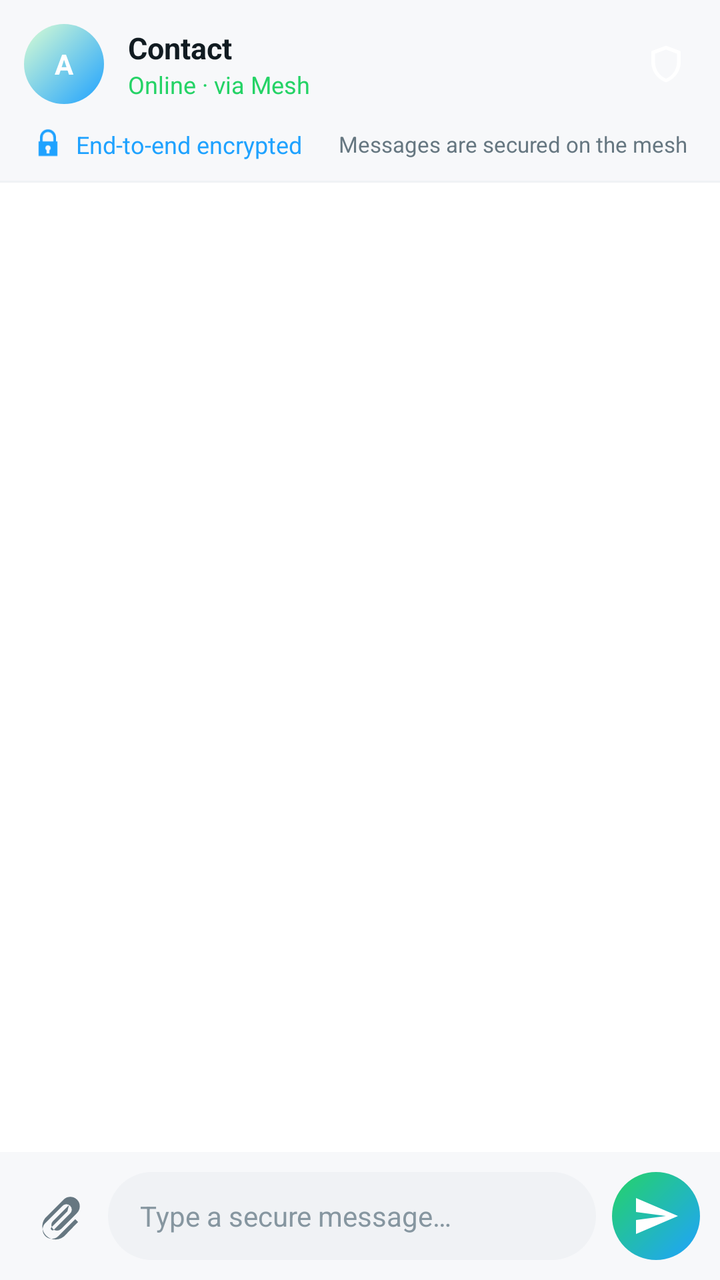
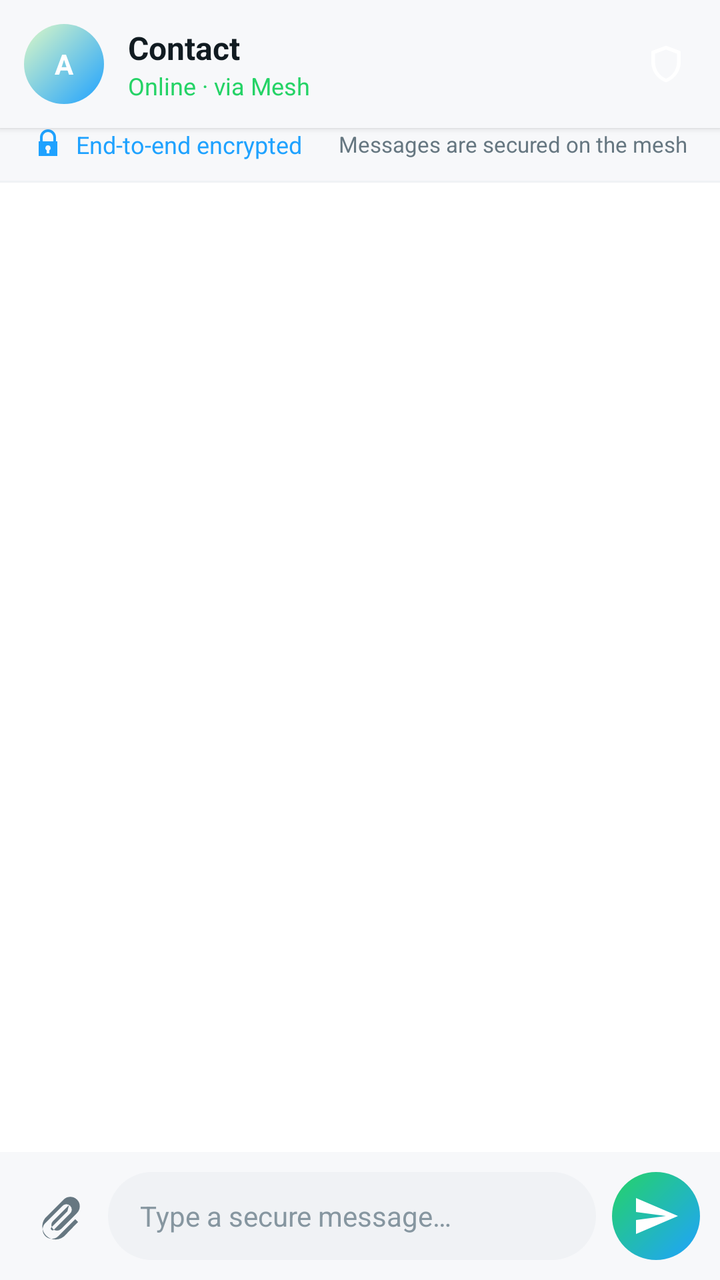

Compare the two renders of this Android layout. The source of the first and the diff that turns it into the second are given below.
<!-- AndroidManifest.xml: application theme Theme.TharMesh -->
<!-- res/layout/activity_chat.xml -->
<?xml version="1.0" encoding="utf-8"?>
<LinearLayout xmlns:android="http://schemas.android.com/apk/res/android"
    android:layout_width="match_parent"
    android:layout_height="match_parent"
    android:background="@drawable/bg_screen_gradient"
    android:orientation="vertical"
    android:fitsSystemWindows="true">

    
    <LinearLayout
        android:layout_width="match_parent"
        android:layout_height="wrap_content"
        android:background="?attr/tmBg2"
        android:gravity="center_vertical"
        android:orientation="horizontal"
        android:paddingStart="12dp"
        android:paddingEnd="16dp"
        android:paddingTop="12dp"
        android:paddingBottom="12dp">

        <TextView
            android:id="@+id/text_chat_avatar"
            android:layout_width="40dp"
            android:layout_height="40dp"
            android:background="@drawable/bg_avatar"
            android:gravity="center"
            android:text="A"
            android:textColor="@android:color/white"
            android:textStyle="bold" />

        <LinearLayout
            android:layout_width="0dp"
            android:layout_height="wrap_content"
            android:layout_marginStart="12dp"
            android:layout_weight="1"
            android:orientation="vertical">

            <TextView
                android:id="@+id/text_chat_title"
                style="@style/Text.H3"
                android:layout_width="match_parent"
                android:layout_height="wrap_content"
                android:maxLines="1"
                android:ellipsize="end"
                android:text="Contact" />

            <TextView
                android:id="@+id/text_top_status"
                style="@style/Text.Caption"
                android:layout_width="match_parent"
                android:layout_height="wrap_content"
                android:textColor="?attr/tmNeonGreen"
                android:text="@string/chat_header_offline" />
        </LinearLayout>

        <ImageView
            android:id="@+id/icon_chat_shield"
            android:layout_width="22dp"
            android:layout_height="22dp"
            android:src="@drawable/ic_shield_outline"
            android:contentDescription="@string/cd_shield_tofu" />
    </LinearLayout>

    
    <LinearLayout
        android:layout_width="match_parent"
        android:layout_height="wrap_content"
        android:background="?attr/tmBg2"
        android:gravity="center_vertical"
        android:orientation="horizontal"
        android:paddingStart="16dp"
        android:paddingEnd="16dp"
        android:paddingBottom="10dp">

        <ImageView
            android:layout_width="16dp"
            android:layout_height="16dp"
            android:src="@drawable/ic_lock" />

        <TextView
            style="@style/Text.Caption"
            android:layout_width="0dp"
            android:layout_height="wrap_content"
            android:layout_marginStart="6dp"
            android:layout_weight="1"
            android:text="@string/chat_header_encrypted"
            android:textColor="?attr/tmNeonCyan" />

        <TextView
            style="@style/Text.Caption"
            android:layout_width="wrap_content"
            android:layout_height="wrap_content"
            android:text="@string/chat_header_encrypted_sub"
            android:textColor="?attr/tmTextSecondary"
            android:textSize="11sp" />
    </LinearLayout>

    <View
        android:layout_width="match_parent"
        android:layout_height="1dp"
        android:background="?attr/tmStrokeSoft" />

    <androidx.recyclerview.widget.RecyclerView
        android:id="@+id/recycler_messages"
        android:layout_width="match_parent"
        android:layout_height="0dp"
        android:layout_weight="1"
        android:clipToPadding="false"
        android:paddingTop="8dp"
        android:paddingBottom="8dp" />

    <LinearLayout
        android:id="@+id/reply_bar"
        android:layout_width="match_parent"
        android:layout_height="wrap_content"
        android:background="?attr/tmBg2"
        android:orientation="horizontal"
        android:paddingStart="12dp"
        android:paddingEnd="8dp"
        android:paddingTop="8dp"
        android:paddingBottom="8dp"
        android:visibility="gone">

        <View
            android:layout_width="3dp"
            android:layout_height="match_parent"
            android:background="?attr/tmNeonCyan" />

        <LinearLayout
            android:layout_width="0dp"
            android:layout_height="wrap_content"
            android:layout_weight="1"
            android:orientation="vertical"
            android:paddingStart="10dp"
            android:paddingEnd="8dp">

            <TextView
                android:id="@+id/reply_bar_author"
                android:layout_width="wrap_content"
                android:layout_height="wrap_content"
                android:textColor="?attr/tmNeonCyan"
                android:textSize="12sp"
                android:textStyle="bold"
                android:text="@string/chat_reply_to" />

            <TextView
                android:id="@+id/reply_bar_preview"
                android:layout_width="match_parent"
                android:layout_height="wrap_content"
                android:maxLines="2"
                android:ellipsize="end"
                android:textColor="?attr/tmTextSecondary"
                android:textSize="13sp" />
        </LinearLayout>

        <ImageButton
            android:id="@+id/reply_bar_close"
            android:layout_width="36dp"
            android:layout_height="36dp"
            android:background="@android:color/transparent"
            android:contentDescription="@string/chat_cancel_reply"
            android:src="@drawable/ic_close" />
    </LinearLayout>

    
    <LinearLayout
        android:layout_width="match_parent"
        android:layout_height="wrap_content"
        android:background="?attr/tmBg2"
        android:gravity="center_vertical"
        android:orientation="horizontal"
        android:padding="10dp">

        <ImageButton
            android:id="@+id/button_attach"
            android:layout_width="40dp"
            android:layout_height="40dp"
            android:background="@android:color/transparent"
            android:contentDescription="@string/chat_attach"
            android:src="@drawable/ic_attach" />

        <EditText
            android:id="@+id/edit_message"
            android:layout_width="0dp"
            android:layout_height="44dp"
            android:layout_marginStart="4dp"
            android:layout_marginEnd="8dp"
            android:layout_weight="1"
            android:background="@drawable/bg_input"
            android:hint="@string/hint_message"
            android:inputType="textMultiLine|textCapSentences"
            android:maxLines="4"
            android:paddingStart="16dp"
            android:paddingEnd="16dp"
            android:textColor="?attr/tmTextPrimary"
            android:textColorHint="?attr/tmTextMuted"
            android:textSize="14sp" />

        <ImageButton
            android:id="@+id/button_send"
            android:layout_width="44dp"
            android:layout_height="44dp"
            android:background="@drawable/bg_fab_gradient"
            android:contentDescription="@string/chat_send"
            android:src="@drawable/ic_send" />
    </LinearLayout>

</LinearLayout>
<!-- resources referenced by this layout -->
<resources>
  <!-- drawable bg_avatar (drawable) -->
  <?xml version="1.0" encoding="utf-8"?>
  <shape xmlns:android="http://schemas.android.com/apk/res/android" android:shape="oval">
      <gradient
          android:type="linear"
          android:angle="135"
          android:startColor="?attr/tmNeonCyan"
          android:endColor="?attr/tmBubbleMeEnd" />
  </shape>
  <!-- drawable bg_fab_gradient (drawable) -->
  <?xml version="1.0" encoding="utf-8"?>
  <shape xmlns:android="http://schemas.android.com/apk/res/android" android:shape="oval">
      <gradient
          android:type="linear"
          android:angle="135"
          android:startColor="?attr/tmNeonCyan"
          android:endColor="?attr/tmNeonGreen" />
  </shape>
  <!-- drawable bg_input (drawable) -->
  <?xml version="1.0" encoding="utf-8"?>
  <shape xmlns:android="http://schemas.android.com/apk/res/android"
      android:shape="rectangle">
      <solid android:color="?attr/tmSearchFill" />
      <corners android:radius="100dp" />
  </shape>
  <string name="cd_shield_tofu">Pinned but not verified</string>
  <string name="chat_attach">Attach</string>
  <string name="chat_cancel_reply">Cancel reply</string>
  <string name="chat_header_encrypted">End-to-end encrypted</string>
  <string name="chat_header_encrypted_sub">Messages are secured on the mesh</string>
  <string name="chat_header_offline">Online · via Mesh</string>
  <string name="chat_reply_to">Replying</string>
  <string name="chat_send">Send</string>
  <string name="hint_message">Type a secure message…</string>
  <style name="Text.Caption" parent="TextAppearance.AppCompat">
          <item name="android:textColor">?attr/tmTextSecondary</item>
          <item name="android:textSize">12sp</item>
      </style>
  <style name="Text.H3" parent="TextAppearance.AppCompat">
          <item name="android:textColor">?attr/tmTextPrimary</item>
          <item name="android:textSize">15sp</item>
          <item name="android:textStyle">bold</item>
      </style>
  <color name="tm_light_neon_green">#25D366</color>
  <color name="tm_light_neon_green_dim">#D9FDD3</color>
  <color name="tm_light_bg">#FFFFFF</color>
  <color name="tm_light_neon_cyan">#1FA2FF</color>
  <color name="tm_light_neon_cyan_dim">#D6ECFF</color>
  <color name="tm_light_surface">#FFFFFF</color>
  <color name="tm_light_text_primary">#111B21</color>
  <color name="tm_light_text_secondary">#667781</color>
  <color name="tm_light_bg_2">#F7F8FA</color>
  <color name="tm_light_surface_2">#F7F8FA</color>
  <color name="tm_light_surface_glass">#FFFFFF</color>
  <color name="tm_light_stroke">#E9EDEF</color>
  <color name="tm_light_stroke_soft">#F0F2F5</color>
  <color name="tm_light_text_muted">#8696A0</color>
  <color name="tm_light_desert_amber">#F09D38</color>
  <color name="tm_light_danger">#E53935</color>
  <color name="tm_light_danger_dim">#FBE9E7</color>
  <color name="tm_light_warning">#F09D38</color>
  <color name="tm_light_bubble_me_start">#D9FDD3</color>
  <color name="tm_light_bubble_me_end">#D9FDD3</color>
  <color name="tm_light_bubble_peer">#FFFFFF</color>
  <color name="tm_light_bubble_text_me">#111B21</color>
  <color name="tm_light_bubble_text_peer">#111B21</color>
  <color name="tm_light_tick_read">#53BDEB</color>
  <color name="tm_light_tick_default">#8696A0</color>
  <color name="tm_light_unread_badge">#25D366</color>
  <color name="tm_light_unread_badge_text">#FFFFFF</color>
  <color name="tm_light_gradient_top">#FFFFFF</color>
  <color name="tm_light_gradient_bottom">#FFFFFF</color>
  <color name="tm_light_glow_cyan_20">#331FA2FF</color>
  <color name="tm_light_glow_green_20">#3325D366</color>
  <color name="tm_light_glow_danger_20">#33E53935</color>
  <color name="tm_light_search_fill">#F0F2F5</color>
  <!-- unchanged entries left out for length: 7 -->
</resources>

<!-- the commit's change to res/layout/activity_chat.xml (unified diff, before → after) -->
@@ -11,12 +11,14 @@
         android:layout_width="match_parent"
         android:layout_height="wrap_content"
         android:background="?attr/tmBg2"
+        android:elevation="2dp"
         android:gravity="center_vertical"
-        android:orientation="horizontal"
-        android:paddingStart="12dp"
-        android:paddingEnd="16dp"
-        android:paddingTop="12dp"
-        android:paddingBottom="12dp">
+        android:minHeight="56dp"
+        android:orientation="horizontal"
+        android:paddingStart="@dimen/tm_space_m"
+        android:paddingEnd="@dimen/tm_space_l"
+        android:paddingTop="@dimen/tm_space_m"
+        android:paddingBottom="@dimen/tm_space_m">
 
         <TextView
             android:id="@+id/text_chat_avatar"
@@ -37,7 +39,7 @@
 
             <TextView
                 android:id="@+id/text_chat_title"
-                style="@style/Text.H3"
+                style="@style/Text.Name"
                 android:layout_width="match_parent"
                 android:layout_height="wrap_content"
                 android:maxLines="1"
<!-- resource entries referenced after the edit -->
@@ -1,5 +1,7 @@
 <!-- resources referenced by this layout -->
 <resources>
+  <dimen name="tm_space_l">16dp</dimen>
+  <dimen name="tm_space_m">12dp</dimen>
   <!-- drawable bg_avatar (drawable) -->
   <?xml version="1.0" encoding="utf-8"?>
   <shape xmlns:android="http://schemas.android.com/apk/res/android" android:shape="oval">
@@ -38,11 +40,12 @@
           <item name="android:textColor">?attr/tmTextSecondary</item>
           <item name="android:textSize">12sp</item>
       </style>
-  <style name="Text.H3" parent="TextAppearance.AppCompat">
+  <style name="Text.Name" parent="TextAppearance.AppCompat">
           <item name="android:textColor">?attr/tmTextPrimary</item>
-          <item name="android:textSize">15sp</item>
+          <item name="android:textSize">@dimen/tm_text_name</item>
           <item name="android:textStyle">bold</item>
       </style>
+  <dimen name="tm_text_name">16sp</dimen>
   <color name="tm_light_neon_green">#25D366</color>
   <color name="tm_light_neon_green_dim">#D9FDD3</color>
   <color name="tm_light_bg">#FFFFFF</color>
@@ -61,13 +64,13 @@
   <color name="tm_light_danger">#E53935</color>
   <color name="tm_light_danger_dim">#FBE9E7</color>
   <color name="tm_light_warning">#F09D38</color>
-  <color name="tm_light_bubble_me_start">#D9FDD3</color>
-  <color name="tm_light_bubble_me_end">#D9FDD3</color>
+  <color name="tm_light_bubble_me_start">#DCF8C6</color>
+  <color name="tm_light_bubble_me_end">#DCF8C6</color>
   <color name="tm_light_bubble_peer">#FFFFFF</color>
   <color name="tm_light_bubble_text_me">#111B21</color>
   <color name="tm_light_bubble_text_peer">#111B21</color>
-  <color name="tm_light_tick_read">#53BDEB</color>
-  <color name="tm_light_tick_default">#8696A0</color>
+  <color name="tm_light_tick_read">#34B7F1</color>
+  <color name="tm_light_tick_default">#667781</color>
   <color name="tm_light_unread_badge">#25D366</color>
   <color name="tm_light_unread_badge_text">#FFFFFF</color>
   <color name="tm_light_gradient_top">#FFFFFF</color>
